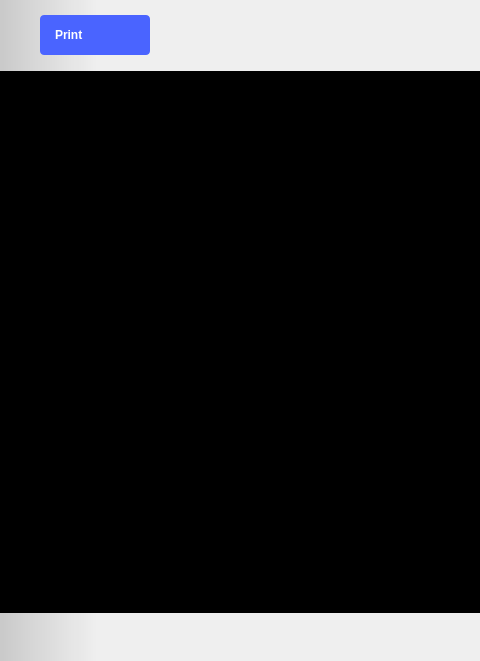
Old version of the form ui/spectrum_analyzer.ui in the repository BelmY/scopy; both pictures show x 0 to 480 and y 0 to 661 of the 969 by 661 pixel window.
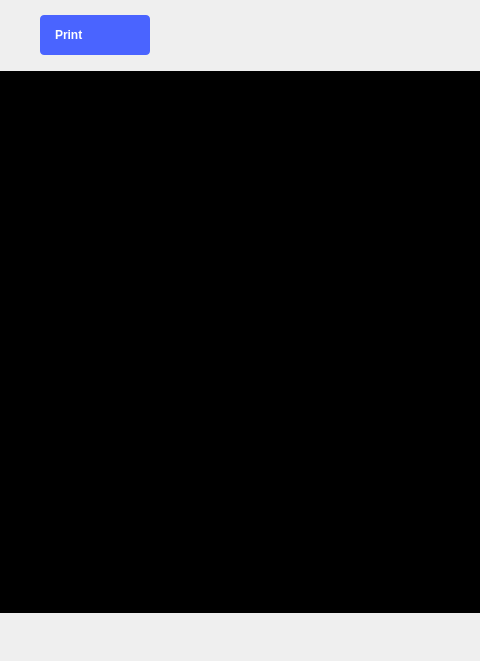
New version of the form. Icons and pictures are not drawn. Custom widgets are drawn as their Qt base class.

Diff of the .ui file:
```diff
--- a/ui/spectrum_analyzer.ui
+++ b/ui/spectrum_analyzer.ui
@@ -41,39 +41,7 @@
       </size>
      </property>
      <property name="styleSheet">
-      <string notr="true">
-QWidget#mainWidget
-{
-background-color: qlineargradient(spread:pad, x1:0, y1:0, x2:0.1, y2:0, stop:0 rgba(0, 0, 0, 40), stop:1 transparent);
-}
-
-/* QComboBoxes*/
-QComboBox
-{
-  height: 24px;
-  border: 0px;
-  color: white;
-  font-size: 14px;
-  border-bottom: 1px solid rgba(255, 255, 255, 102);
-  padding-bottom: 4px;
-}
-QComboBox::drop-down
-{
-  subcontrol-position: center right;
-  width: 10px;
-  height: 6px;
-  border-image: url(:/icons/sba_cmb_box_arrow.svg);
-}
-QComboBox QAbstractItemView {
-  border: 0px;
-  color: white;
-  selection-background-color: rgba(25, 25, 25);
-  outline: 0px;
-}
-QComboBox:disabled
-{
-  color: rgb(85, 85, 85);
-}</string>
+      <string notr="true"/>
      </property>
      <layout class="QVBoxLayout" name="verticalLayout_6">
       <property name="spacing">
```
